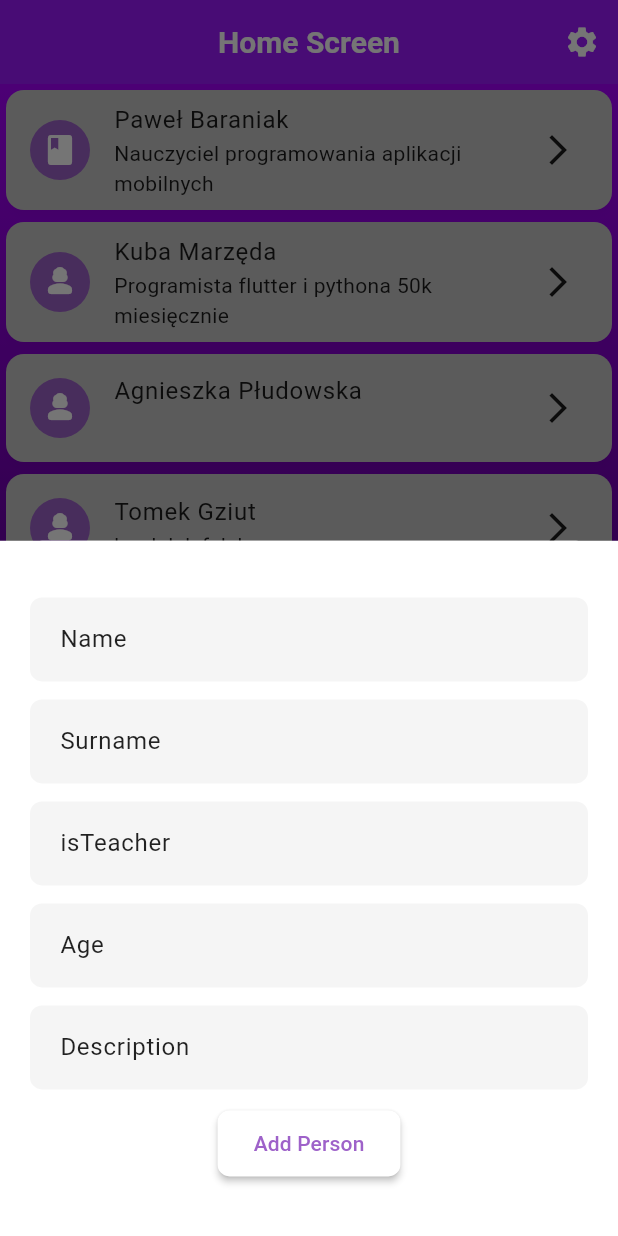
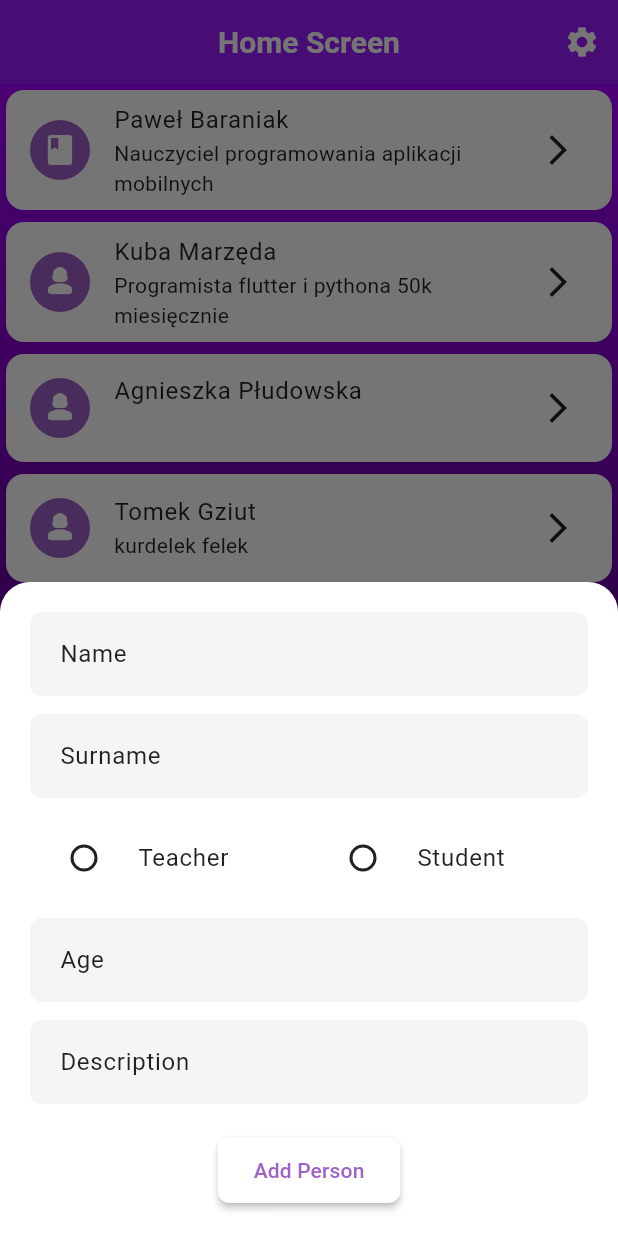
Before and after one commit to TheMalrok/flutter_login_auth_home_classes, a Flutter app: the HomeScreen screen opened directly, after a tap on the "add" icon, on a phone screen of 412 x 824 dp. Run offline on Flutter 3.47's test engine with Material 3 defaults, Android fonts, the phone set to English and light mode, and no system bars; our stand-ins replace like_button, shared_preferences; accounts and stored records are empty.

```diff
--- a/lib/customization/themes.dart
+++ b/lib/customization/themes.dart
@@ -42,7 +42,7 @@ class AppThemes {
       shape: RoundedRectangleBorder(
         borderRadius: BorderRadius.circular(12),
       ),
-      color: const Color.fromARGB(255, 199, 199, 199),
+      color: Colors.white,
       shadowColor: Colors.black.withOpacity(0.1),
     ),
 
--- a/lib/screens/home_screen.dart
+++ b/lib/screens/home_screen.dart
@@ -41,7 +41,10 @@ class _HomeScreenState extends State<HomeScreen> {
             itemBuilder: (BuildContext context, int index) {
               return Dismissible(
                 key: Key(index.toString()),
-                  child: Item(person: personList[index]));
+                child: Item(
+                  person: personList[index],
+                ),
+              );
             },
           ),
         ),
@@ -49,7 +52,8 @@ class _HomeScreenState extends State<HomeScreen> {
       floatingActionButton: FloatingActionButton(
         shape: const CircleBorder(),
         backgroundColor: const Color.fromARGB(255, 158, 98, 201),
-        onPressed: () => showAddPersonSheet(context),
+        onPressed: () =>
+            showAddPersonSheet(context).whenComplete(() => setState(() {})),
         child: const Icon(Icons.add),
       ),
     );
@@ -58,21 +62,29 @@ class _HomeScreenState extends State<HomeScreen> {
   Future<void> showAddPersonSheet(BuildContext context) {
     TextEditingController nameController = TextEditingController();
     TextEditingController surnameController = TextEditingController();
-    TextEditingController isTeacherController = TextEditingController();
     TextEditingController ageController = TextEditingController();
     TextEditingController descriptionController = TextEditingController();
+    String? isTeacher;
+
     return showModalBottomSheet<void>(
       context: context,
+      isScrollControlled: true,
+      shape: const RoundedRectangleBorder(
+        borderRadius: BorderRadius.vertical(top: Radius.circular(20)),
+      ),
       builder: (BuildContext context) {
-        return Container(
-          color: Colors.white,
-          child: Center(
-            child: Padding(
-              padding: const EdgeInsets.symmetric(horizontal: 20),
+        return StatefulBuilder(
+          builder: (BuildContext context, StateSetter setState) {
+            return Padding(
+              padding: EdgeInsets.only(
+                left: 20,
+                right: 20,
+                top: 20,
+                bottom: MediaQuery.of(context).viewInsets.bottom + 20,
+              ),
+              child: SingleChildScrollView(
                 child: Column(
-                mainAxisAlignment: MainAxisAlignment.center,
                   mainAxisSize: MainAxisSize.min,
-                spacing: 12,
                   children: <Widget>[
                     TextField(
                       controller: nameController,
@@ -83,6 +95,7 @@ class _HomeScreenState extends State<HomeScreen> {
                         ),
                       ),
                     ),
+                    SizedBox(height: 12),
                     TextField(
                       controller: surnameController,
                       decoration: InputDecoration(
@@ -92,17 +105,39 @@ class _HomeScreenState extends State<HomeScreen> {
                         ),
                       ),
                     ),
-                  TextField(
-                    controller: isTeacherController,
-                    decoration: InputDecoration(
-                      hintText: 'isTeacher',
-                      border: OutlineInputBorder(
-                        borderRadius: BorderRadius.circular(10),
+                    SizedBox(height: 12),
+                    Row(
+                      children: [
+                        Expanded(
+                          child: RadioListTile<String>(
+                            title: const Text('Teacher'),
+                            value: 'isTeacher',
+                            groupValue: isTeacher,
+                            onChanged: (String? value) {
+                              setState(() {
+                                isTeacher = value;
+                              });
+                            },
                           ),
                         ),
+                        Expanded(
+                          child: RadioListTile<String>(
+                            title: const Text('Student'),
+                            value: 'isStudent',
+                            groupValue: isTeacher,
+                            onChanged: (String? value) {
+                              setState(() {
+                                isTeacher = value;
+                              });
+                            },
                           ),
+                        ),
+                      ],
+                    ),
+                    SizedBox(height: 12),
                     TextField(
                       controller: ageController,
+                      keyboardType: TextInputType.number,
                       decoration: InputDecoration(
                         hintText: 'Age',
                         border: OutlineInputBorder(
@@ -110,6 +145,7 @@ class _HomeScreenState extends State<HomeScreen> {
                         ),
                       ),
                     ),
+                    SizedBox(height: 12),
                     TextField(
                       controller: descriptionController,
                       decoration: InputDecoration(
@@ -119,22 +155,27 @@ class _HomeScreenState extends State<HomeScreen> {
                         ),
                       ),
                     ),
+                    SizedBox(height: 20),
                     ElevatedButton(
                       child: const Text('Add Person'),
-                    onPressed: () => setState(() {
+                      onPressed: () {
+                        setState(() {
                           _addPerson(
                             name: nameController.text,
                             surname: surnameController.text,
-                        isTeacher: isTeacherController.text,
+                            isTeacher: isTeacher,
                             age: ageController.text,
                             description: descriptionController.text,
                           );
-                    }),
+                          Navigator.pop(context);
+                        });
+                      },
                     ),
                   ],
                 ),
               ),
-          ),
+            );
+          },
         );
       },
     );
@@ -149,7 +190,7 @@ class _HomeScreenState extends State<HomeScreen> {
     personList.add(Person(
       name: name ?? "",
       surname: surname ?? "",
-      isTeacher: isTeacher == "true",
+      isTeacher: isTeacher == isTeacher ? true : false,
       age: int.tryParse(age ?? ""),
       description: description,
     ));
--- a/lib/screens/person_screen.dart
+++ b/lib/screens/person_screen.dart
@@ -37,7 +37,7 @@ class _PersonScreenState extends State<PersonScreen> {
                     child: CircleAvatar(
                       radius: 50,
                       child: Icon(widget.person.isTeacher
-                          ? Icons.account_balance
+                          ? Icons.book
                           : Icons.person_3_rounded),
                     ),
                   ),
@@ -80,6 +80,9 @@ class _PersonScreenState extends State<PersonScreen> {
                   },
                   child: const Text('Save'),
                 ),
+                Image.network(
+                  'https://i.ytimg.com/vi/TwlT0Ph9WKE/hq720.jpg?sqp=-oaymwE7CK4FEIIDSFryq4qpAy0IARUAAAAAGAElAADIQj0AgKJD8AEB-AHUBoAC4AOKAgwIABABGHIgXShGMA8=&rs=AOn4CLCi2d_iZCUpS3SspAweKWkEelnepg',
+                )
               ],
             ),
           ),
```
Lines whose indentation alone changed are shown as unchanged.
